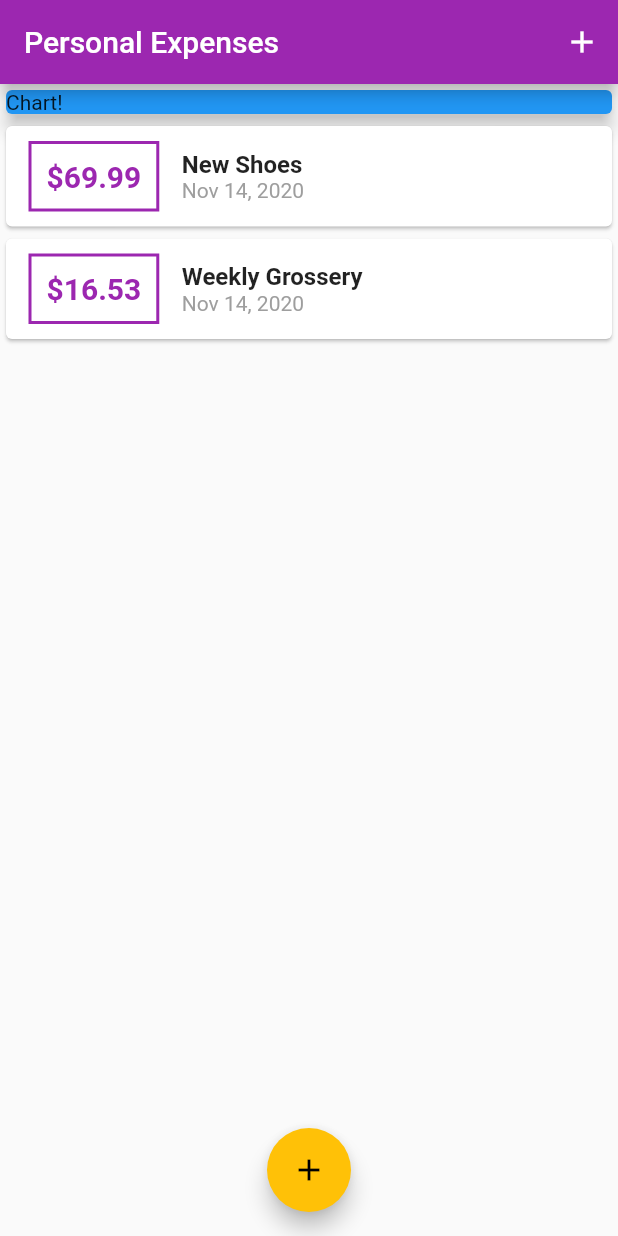
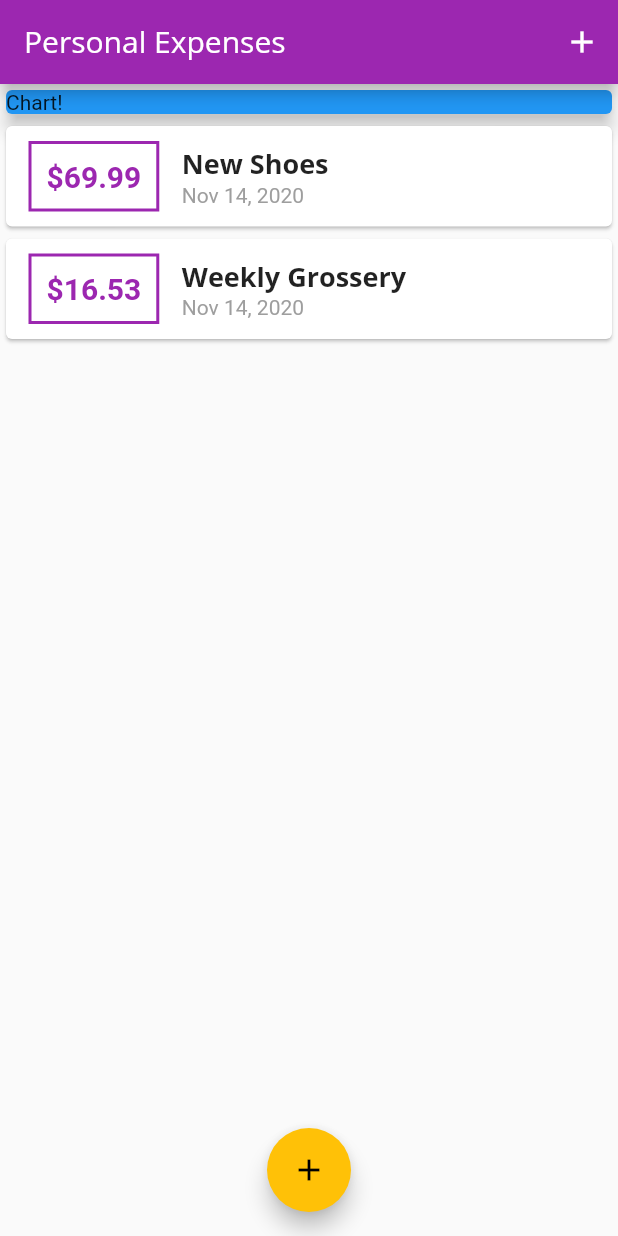
Before and after one commit to hrishabh-22/Flutter-Expense-Planner, a Flutter app: the screen it shows after launch, on a phone screen of 412 x 824 dp. Run offline on Flutter 3.47's test engine with Material 2 defaults, Android fonts, the phone set to English and light mode, and no system bars.

Commit message:
Custom fonts added

```diff
--- a/lib/main.dart
+++ b/lib/main.dart
@@ -9,7 +9,21 @@ class MyApp extends StatelessWidget {
   @override
   Widget build(BuildContext context) {
     return MaterialApp(
-      theme: ThemeData(primarySwatch: Colors.purple, accentColor: Colors.amber),
+      theme: ThemeData(
+          primarySwatch: Colors.purple,
+          accentColor: Colors.amber,
+          fontFamily: 'Quicksand',
+          textTheme: ThemeData.light().textTheme.copyWith(
+              headline6: TextStyle(
+                  fontFamily: 'OpenSans',
+                  fontWeight: FontWeight.bold,
+                  fontSize: 18)),
+          appBarTheme: AppBarTheme(
+              textTheme: ThemeData.light().textTheme.copyWith(
+                      headline6: TextStyle(
+                    fontFamily: 'OpenSans',
+                    fontSize: 20,
+                  )))),
       title: 'Personal Expenses',
       debugShowCheckedModeBanner: false,
       home: MyHomePage(),
@@ -62,7 +76,9 @@ class _MyHomePageState extends State<MyHomePage> {
               icon: Icon(Icons.add),
               onPressed: () => _startAddNewTransaction(context))
         ],
-        title: Text('Personal Expenses'),
+        title: Text(
+          'Personal Expenses',
+        ),
       ),
       body: SingleChildScrollView(
         child: Column(
--- a/lib/widgets/transaction_list.dart
+++ b/lib/widgets/transaction_list.dart
@@ -35,8 +35,8 @@ class TransactionList extends StatelessWidget {
                   children: [
                     Text(
                       transactions[index].title,
-                      style:
-                          TextStyle(fontSize: 16, fontWeight: FontWeight.bold),
+                      style: Theme.of(context).textTheme.headline6,
+                      //TextStyle(fontSize: 16, fontWeight: FontWeight.bold),
                     ),
                     Text(
                       //DateFormat(yyyy-MM-dd).format(tx.date),
```
Also changed, not shown: pubspec.yaml (+16 -11 lines), assets/fonts/OpenSans-Bold.ttf (added), assets/fonts/OpenSans-Regular.ttf (added), assets/fonts/Quicksand-Bold.ttf (added), assets/fonts/Quicksand-Light.ttf (added), assets/fonts/Quicksand-Medium.ttf (added), assets/fonts/Quicksand-Regular.ttf (added).
